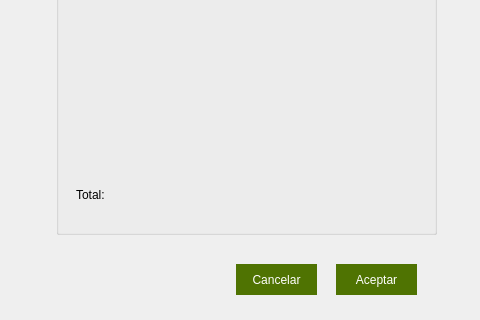
First picture: the form in cajero.ui, repository FernandoHS-0/Sabware, before the edit; both pictures show x 404 to 884 and y 276 to 596 of the 884 by 596 pixel window.
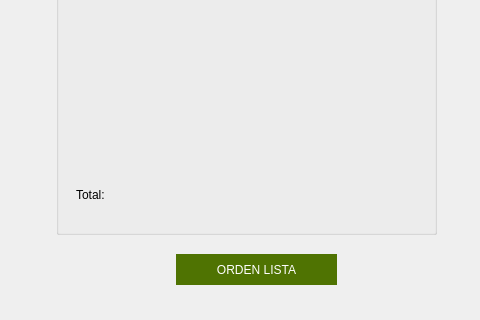
Second picture: the form after the edit. Icons and pictures are not drawn.

Commit message: Se agrego el estado del platillo y se corrigieron algunos querys para un optimo funcionamiento

```diff
--- a/cajero.ui
+++ b/cajero.ui
@@ -240,37 +240,12 @@
     </item>
    </layout>
   </widget>
-  <widget class="QPushButton" name="pushButton_2">
-   <property name="geometry">
-    <rect>
-     <x>640</x>
-     <y>540</y>
-     <width>81</width>
-     <height>31</height>
-    </rect>
-   </property>
-   <property name="styleSheet">
-    <string notr="true">QPushButton{
-	border: none;
-	background-color: #4F7302;
-	font: 12pt &quot;HelvLight&quot;;
-	color: white;
-}
-
-QPushButton:Hover{
-	background-color: #D96704;
-}</string>
-   </property>
-   <property name="text">
-    <string>Cancelar</string>
-   </property>
-  </widget>
   <widget class="QPushButton" name="pushButton_3">
    <property name="geometry">
     <rect>
-     <x>740</x>
-     <y>540</y>
-     <width>81</width>
+     <x>580</x>
+     <y>530</y>
+     <width>161</width>
      <height>31</height>
     </rect>
    </property>
@@ -287,7 +262,7 @@
 }</string>
    </property>
    <property name="text">
-    <string>Aceptar</string>
+    <string>ORDEN LISTA</string>
    </property>
   </widget>
  </widget>
```
The commit also changes 2 other files.
